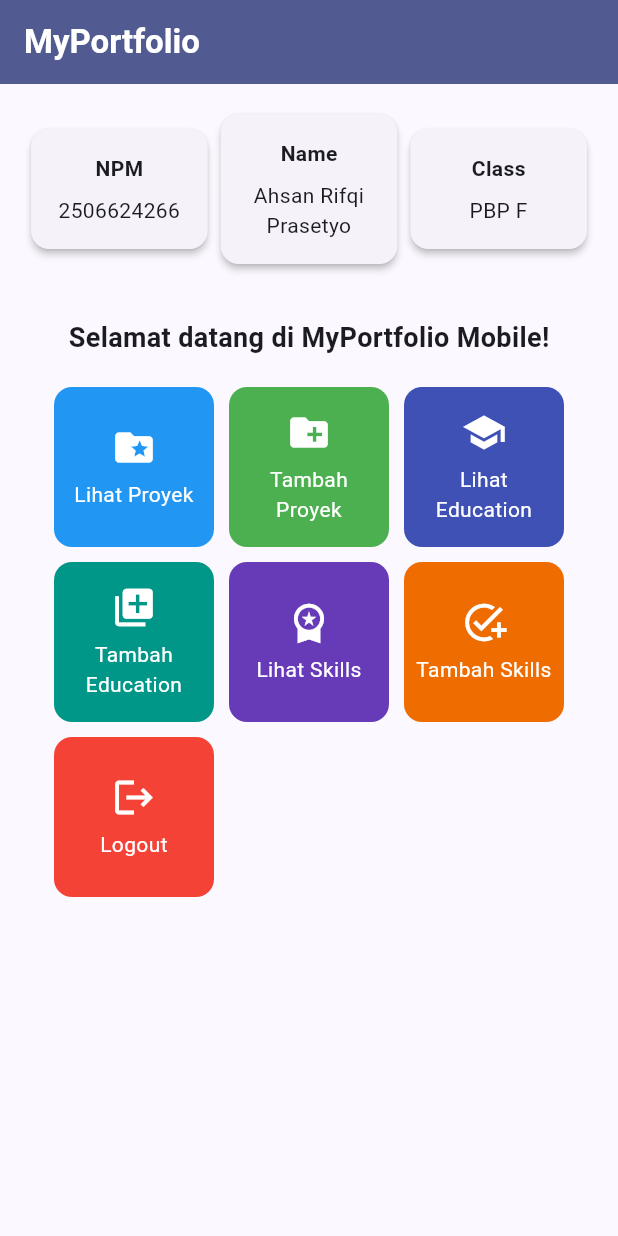
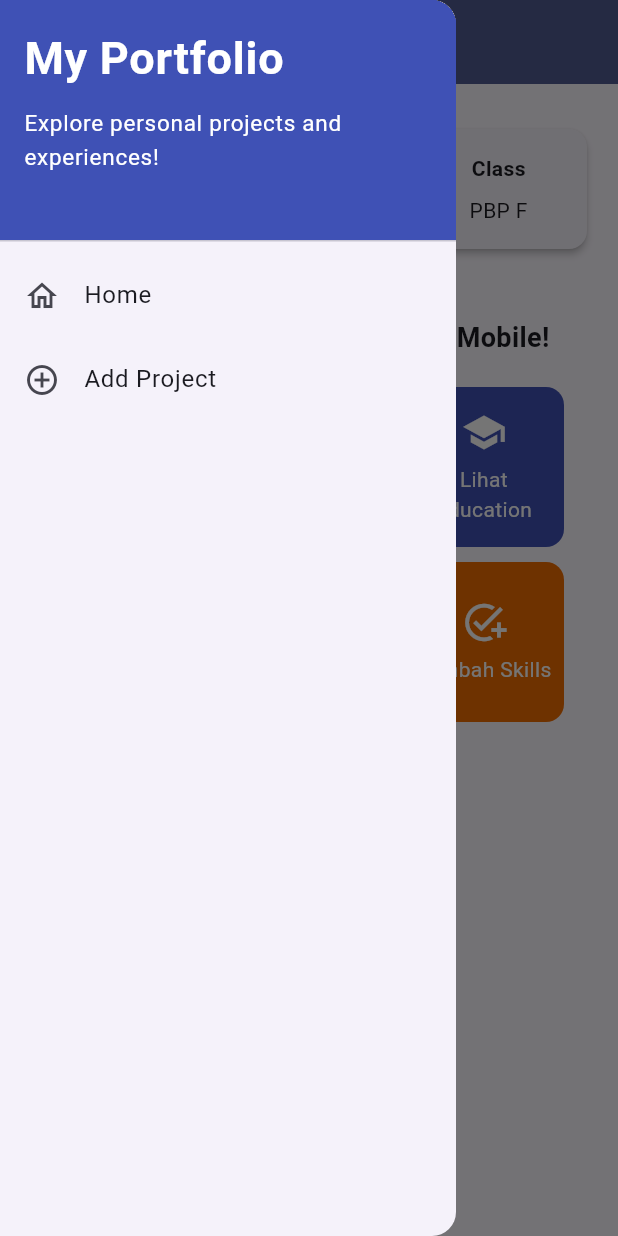
Before and after one commit to ahsanrifqi02-a/myportofolio_mobile, a Flutter app: the screen it shows after launch, with the side drawer open (before the commit the screen has no drawer), on a phone screen of 412 x 824 dp. Run offline on Flutter 3.47's test engine with Material 3 defaults, Android fonts, the phone set to English and light mode, and no system bars; our stand-ins replace material_ui.

Commit message:
feat(tutorial-9): add LeftDrawer, ProjectFormPage, card navigation, and refactor screens/widgets

```diff
--- a/lib/main.dart
+++ b/lib/main.dart
@@ -1,5 +1,5 @@
-import 'package:flutter/material.dart';
-import 'package:myportofolio_mobile/menu.dart';
+import 'package:material_ui/material_ui.dart';
+import 'package:myportofolio_mobile/screens/menu.dart';
 
 void main() {
   runApp(const MyApp());
--- a/lib/menu.dart
+++ b/lib/screens/menu.dart
@@ -1,4 +1,6 @@
-import 'package:flutter/material.dart';
+import 'package:material_ui/material_ui.dart';
+import 'package:myportofolio_mobile/widgets/left_drawer.dart';
+import 'package:myportofolio_mobile/widgets/project_card.dart';
 
 /// Halaman utama aplikasi MyPortfolio Mobile yang menampilkan identitas pemilik
 /// portofolio (InfoCard) dan menu aksi portofolio (ItemCard).
@@ -21,7 +23,7 @@ class MyHomePage extends StatelessWidget {
 
   @override
   Widget build(BuildContext context) {
-    // Scaffold menyediakan struktur visual dasar halaman (AppBar, Body, SnackBar).
+    // Scaffold menyediakan struktur visual dasar halaman (AppBar, Drawer, Body, SnackBar).
     return Scaffold(
       // AppBar menampilkan bar bagian atas halaman aplikasi.
       appBar: AppBar(
@@ -33,7 +35,9 @@ class MyHomePage extends StatelessWidget {
           ),
         ),
         backgroundColor: Theme.of(context).colorScheme.primary,
+        iconTheme: const IconThemeData(color: Colors.white),
       ),
+      drawer: const LeftDrawer(),
       // SingleChildScrollView mencegah terjadinya overflow saat konten melebihi tinggi layar.
       body: SingleChildScrollView(
         child: Padding(
@@ -133,55 +137,3 @@ class ItemHomepage {
 
   const ItemHomepage(this.name, this.icon, this.color);
 }
-
-/// Widget kartu tombol interaktif yang menampilkan ikon, label, warna unik,
-/// serta memunculkan SnackBar ketika ditekan.
-class ItemCard extends StatelessWidget {
-  final ItemHomepage item;
-
-  const ItemCard(this.item, {super.key});
-
-  @override
-  Widget build(BuildContext context) {
-    return Material(
-      // Menggunakan warna unik dari masing-masing item.
-      color: item.color,
-      borderRadius: BorderRadius.circular(12),
-      child: InkWell(
-        borderRadius: BorderRadius.circular(12),
-        // Aksi ketika kartu ditekan oleh pengguna.
-        onTap: () {
-          // Menampilkan SnackBar dengan pesan interaktif.
-          ScaffoldMessenger.of(context)
-            ..hideCurrentSnackBar()
-            ..showSnackBar(
-              SnackBar(
-                content: Text("Kamu telah menekan tombol ${item.name}!"),
-              ),
-            );
-        },
-        child: Container(
-          padding: const EdgeInsets.all(8),
-          child: Center(
-            child: Column(
-              mainAxisAlignment: MainAxisAlignment.center,
-              children: [
-                Icon(
-                  item.icon,
-                  color: Colors.white,
-                  size: 30.0,
-                ),
-                const Padding(padding: EdgeInsets.all(3)),
-                Text(
-                  item.name,
-                  textAlign: TextAlign.center,
-                  style: const TextStyle(color: Colors.white),
-                ),
-              ],
-            ),
-          ),
-        ),
-      ),
-    );
-  }
-}
--- /dev/null
+++ b/lib/widgets/left_drawer.dart
@@ -0,0 +1,72 @@
+import 'package:material_ui/material_ui.dart';
+import 'package:myportofolio_mobile/screens/menu.dart';
+import 'package:myportofolio_mobile/screens/project_form.dart';
+
+/// Widget drawer navigasi sisi kiri aplikasi MyPortfolio Mobile.
+class LeftDrawer extends StatelessWidget {
+  const LeftDrawer({super.key});
+
+  @override
+  Widget build(BuildContext context) {
+    return Drawer(
+      child: ListView(
+        children: [
+          const DrawerHeader(
+            decoration: BoxDecoration(
+              color: Colors.indigo,
+            ),
+            child: SingleChildScrollView(
+              child: Column(
+                crossAxisAlignment: CrossAxisAlignment.start,
+                children: [
+                  Text(
+                    'My Portfolio',
+                    style: TextStyle(
+                      fontSize: 30,
+                      fontWeight: FontWeight.bold,
+                      color: Colors.white,
+                    ),
+                  ),
+                  SizedBox(height: 10),
+                  Text(
+                    'Explore personal projects and experiences!',
+                    style: TextStyle(
+                      fontSize: 15,
+                      color: Colors.white,
+                    ),
+                  ),
+                ],
+              ),
+            ),
+          ),
+          ListTile(
+            leading: const Icon(Icons.home_outlined),
+            title: const Text('Home'),
+            // Navigasi ke halaman utama portofolio
+            onTap: () {
+              Navigator.pushReplacement(
+                context,
+                MaterialPageRoute(
+                  builder: (context) => MyHomePage(),
+                ),
+              );
+            },
+          ),
+          ListTile(
+            leading: const Icon(Icons.add_circle_outline),
+            title: const Text('Add Project'),
+            // Navigasi ke halaman tambah proyek
+            onTap: () {
+              Navigator.pushReplacement(
+                context,
+                MaterialPageRoute(
+                  builder: (context) => const ProjectFormPage(),
+                ),
+              );
+            },
+          ),
+        ],
+      ),
+    );
+  }
+}
--- /dev/null
+++ b/lib/widgets/project_card.dart
@@ -0,0 +1,65 @@
+import 'package:material_ui/material_ui.dart';
+import 'package:myportofolio_mobile/screens/menu.dart';
+import 'package:myportofolio_mobile/screens/project_form.dart';
+
+/// Widget kartu tombol interaktif yang menampilkan ikon, label, warna unik,
+/// memunculkan SnackBar, serta menavigasi ke halaman terkait ketika ditekan.
+class ItemCard extends StatelessWidget {
+  final ItemHomepage item;
+
+  const ItemCard(this.item, {super.key});
+
+  @override
+  Widget build(BuildContext context) {
+    return Material(
+      // Menggunakan warna unik dari masing-masing item.
+      color: item.color,
+      borderRadius: BorderRadius.circular(12),
+      child: InkWell(
+        borderRadius: BorderRadius.circular(12),
+        // Aksi ketika kartu ditekan oleh pengguna.
+        onTap: () {
+          // Menampilkan SnackBar dengan pesan interaktif.
+          ScaffoldMessenger.of(context)
+            ..hideCurrentSnackBar()
+            ..showSnackBar(
+              SnackBar(
+                content: Text("Kamu telah menekan tombol ${item.name}!"),
+              ),
+            );
+
+          // Navigate ke halaman yang sesuai.
+          if (item.name == "Tambah Proyek") {
+            Navigator.push(
+              context,
+              MaterialPageRoute(
+                builder: (context) => const ProjectFormPage(),
+              ),
+            );
+          }
+        },
+        child: Container(
+          padding: const EdgeInsets.all(8),
+          child: Center(
+            child: Column(
+              mainAxisAlignment: MainAxisAlignment.center,
+              children: [
+                Icon(
+                  item.icon,
+                  color: Colors.white,
+                  size: 30.0,
+                ),
+                const Padding(padding: EdgeInsets.all(3)),
+                Text(
+                  item.name,
+                  textAlign: TextAlign.center,
+                  style: const TextStyle(color: Colors.white),
+                ),
+              ],
+            ),
+          ),
+        ),
+      ),
+    );
+  }
+}
```
Also changed, not shown: lib/screens/project_form.dart (added, +218 -0 lines).
